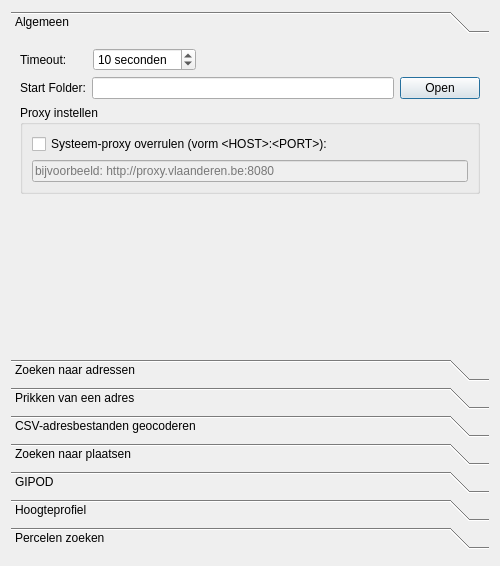
First picture: the form in ui_geopunt4QgisSettings.ui, repository warrieka/geopunt4Qgis, before the edit.
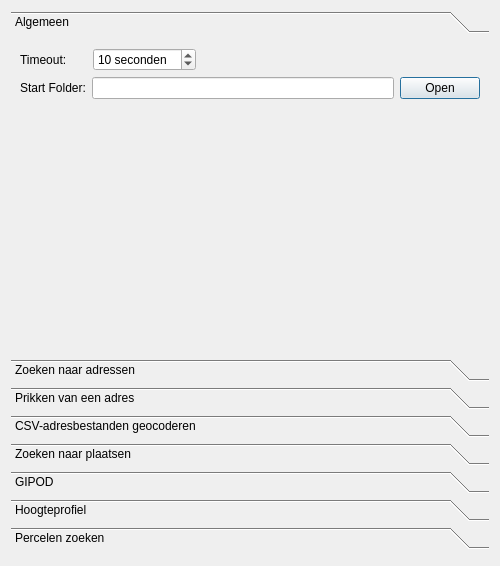
Second picture: the form after the edit. Icons and pictures are not drawn.

Patch:
```diff
--- a/ui_geopunt4QgisSettings.ui
+++ b/ui_geopunt4QgisSettings.ui
@@ -119,32 +119,6 @@
          </item>
         </layout>
        </item>
-       <item>
-        <widget class="QGroupBox" name="proxyBox">
-         <property name="title">
-          <string>Proxy instellen</string>
-         </property>
-         <layout class="QVBoxLayout" name="verticalLayout_19">
-          <item>
-           <widget class="QCheckBox" name="proxyChk">
-            <property name="text">
-             <string>Systeem-proxy overrulen (vorm &lt;HOST&gt;:&lt;PORT&gt;):</string>
-            </property>
-           </widget>
-          </item>
-          <item>
-           <widget class="QLineEdit" name="proxyText">
-            <property name="enabled">
-             <bool>false</bool>
-            </property>
-            <property name="placeholderText">
-             <string>bijvoorbeeld: http://proxy.vlaanderen.be:8080</string>
-            </property>
-           </widget>
-          </item>
-         </layout>
-        </widget>
-       </item>
        <item>
         <spacer name="verticalSpacer_5">
          <property name="orientation">
```
Left out of the diff: 20 changed lines with no effect on the pictures.
